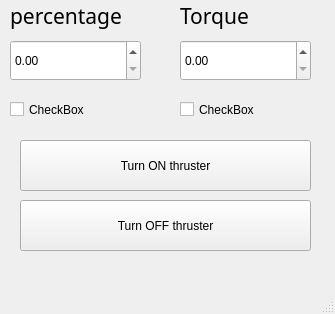
Above: UI/thruster.ui from JHyoonirl/equipment_source before the change. Below: the same form after it.
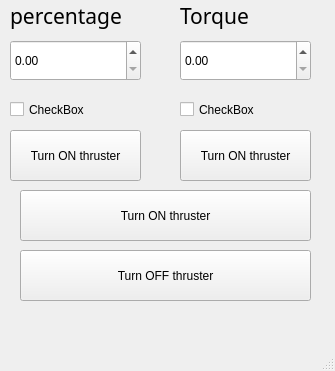
That is the form after the change.

What changed in the file:
```diff
--- a/UI/thruster.ui
+++ b/UI/thruster.ui
@@ -7,7 +7,7 @@
     <x>0</x>
     <y>0</y>
     <width>335</width>
-    <height>314</height>
+    <height>371</height>
    </rect>
   </property>
   <property name="windowTitle">
@@ -102,7 +102,7 @@
     <property name="geometry">
      <rect>
       <x>20</x>
-      <y>140</y>
+      <y>190</y>
       <width>291</width>
       <height>51</height>
      </rect>
@@ -115,7 +115,7 @@
     <property name="geometry">
      <rect>
       <x>20</x>
-      <y>200</y>
+      <y>250</y>
       <width>291</width>
       <height>51</height>
      </rect>
@@ -124,6 +124,32 @@
      <string>Turn OFF thruster</string>
     </property>
    </widget>
+   <widget class="QPushButton" name="percentage_btn">
+    <property name="geometry">
+     <rect>
+      <x>10</x>
+      <y>130</y>
+      <width>131</width>
+      <height>51</height>
+     </rect>
+    </property>
+    <property name="text">
+     <string>Turn ON thruster</string>
+    </property>
+   </widget>
+   <widget class="QPushButton" name="torque_btn">
+    <property name="geometry">
+     <rect>
+      <x>180</x>
+      <y>130</y>
+      <width>131</width>
+      <height>51</height>
+     </rect>
+    </property>
+    <property name="text">
+     <string>Turn ON thruster</string>
+    </property>
+   </widget>
   </widget>
   <widget class="QMenuBar" name="menubar">
    <property name="geometry">
```
